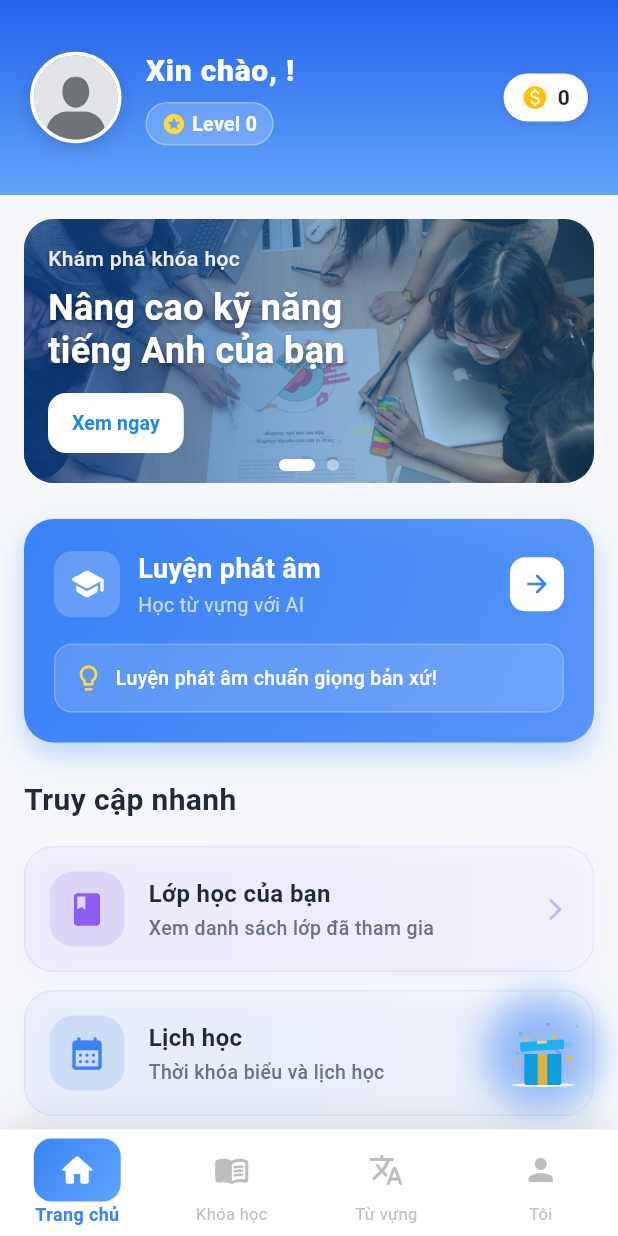
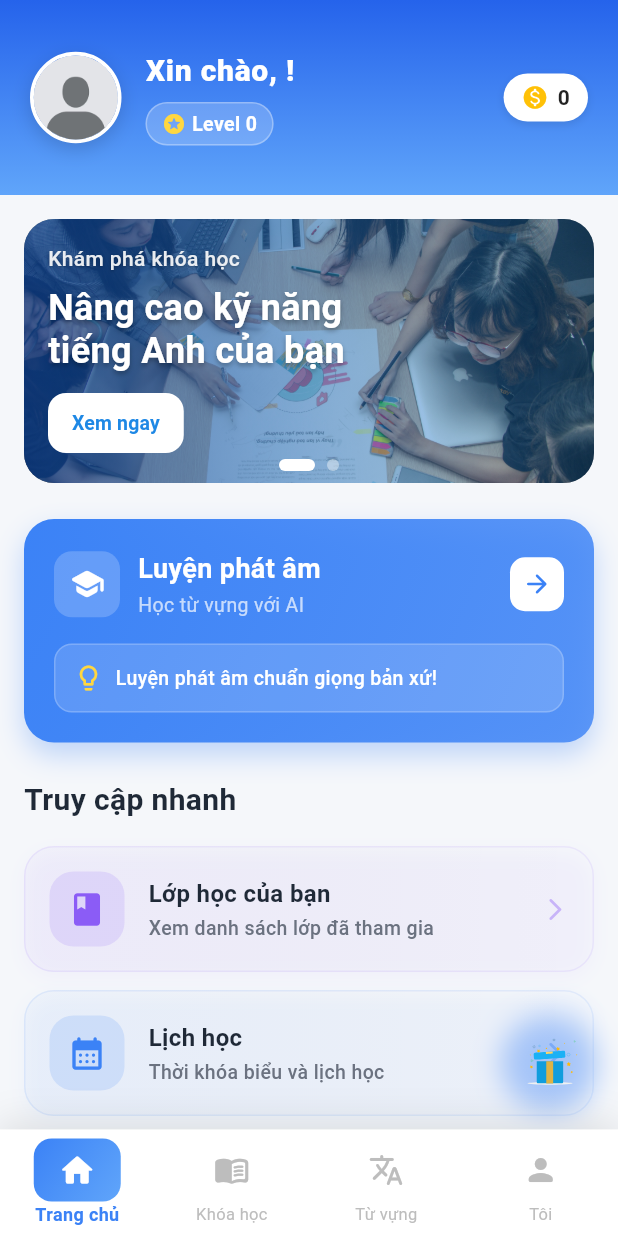
Before and after one commit to tamfc123/fontend_mobile, a Flutter app: the HomeStudentScreen screen opened by its route, on a phone screen of 412 x 824 dp. Run offline on Flutter 3.47's test engine with Material 3 defaults, Android fonts, the light colour scheme and no system bars; drawn by our look-alikes of flutter_animate; our stand-ins replace cached_network_image, dio, file_picker, fl_chart, flip_card, fluttertoast and 8 more; missing offline and left inert: flutter_quill, flutter_quill_extensions, record; accounts and stored records are empty; network calls fail.

Commit message:
final commit

```diff
--- a/lib/screens/student/home/home_screen.dart
+++ b/lib/screens/student/home/home_screen.dart
@@ -316,16 +316,16 @@ class _HomeStudentScreenState extends State<HomeStudentScreen> {
     return Scaffold(
       backgroundColor: AppColors.background,
       floatingActionButton: Container(
-            width: 70,
-            height: 70,
+            width: 60,
+            height: 60,
             decoration: BoxDecoration(
               shape: BoxShape.circle,
               boxShadow: [
                 BoxShadow(
-                  color: AppColors.primary.withValues(alpha: 0.5),
-                  blurRadius: 20,
-                  spreadRadius: 3,
-                  offset: const Offset(0, 0),
+                  color: AppColors.primary.withValues(alpha: 0.4),
+                  blurRadius: 16,
+                  spreadRadius: 2,
+                  offset: const Offset(0, 2),
                 ),
               ],
             ),
@@ -335,8 +335,8 @@ class _HomeStudentScreenState extends State<HomeStudentScreen> {
               elevation: 0,
               child: Lottie.asset(
                 'assets/animations/Gift.json',
-                width: 70,
-                height: 70,
+                width: 50,
+                height: 50,
                 fit: BoxFit.contain,
               ),
             ),
@@ -344,12 +344,12 @@ class _HomeStudentScreenState extends State<HomeStudentScreen> {
           .animate(onPlay: (controller) => controller.repeat(reverse: true))
           .shimmer(
             duration: 2000.ms,
-            color: AppColors.primary.withValues(alpha: 0.4),
+            color: AppColors.primary.withValues(alpha: 0.3),
           )
           .scale(
             duration: 1200.ms,
             begin: const Offset(1.0, 1.0),
-            end: const Offset(1.1, 1.1),
+            end: const Offset(1.06, 1.06),
           ),
       body: CustomScrollView(
         physics: const BouncingScrollPhysics(),
```
